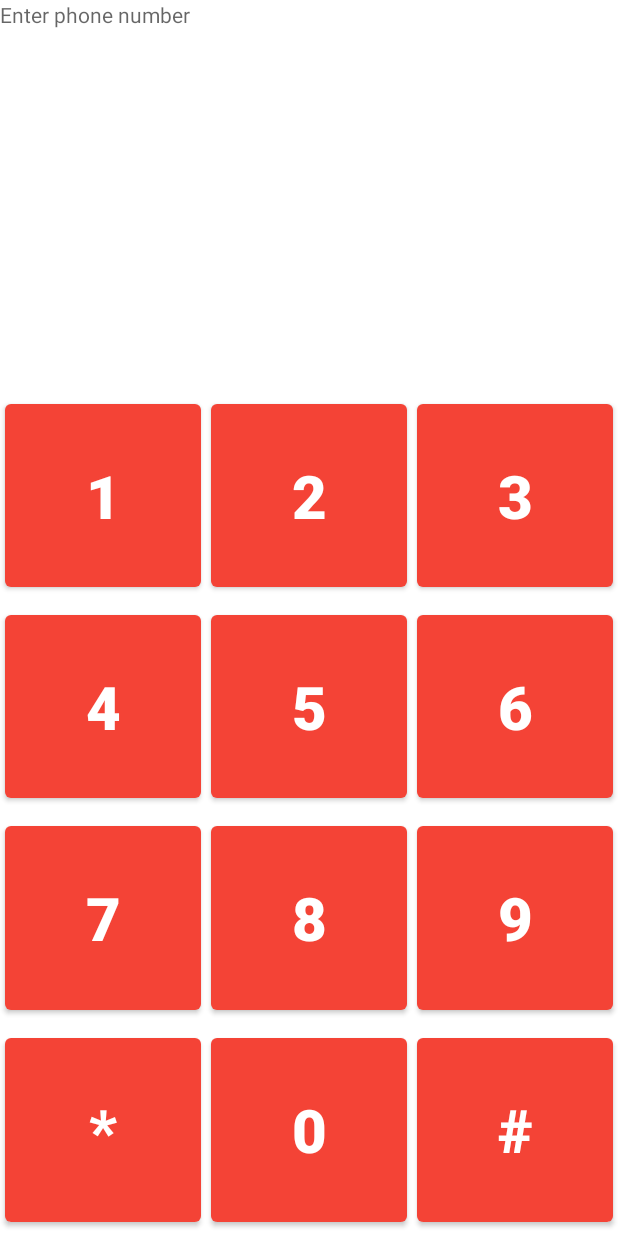
After one commit to deepshikha-coder/BlindApp, an Android app: the layout fragment_dialer.xml on its own in the app's theme, with its tools: preview values and no code run, on a phone screen of 412 x 824 dp. The commit adds this screen. Run offline under Robolectric (Android 15) with nearby library versions, the phone set to English and light mode, and no system bars.

Commit message:
phone activity added and all the layout required for it are completed

```diff
--- /dev/null
+++ b/app/src/main/java/deepshikha/jangidyahoo/finalyearproject/Phone.java
@@ -0,0 +1,50 @@
+package deepshikha.jangidyahoo.finalyearproject;
+
+import androidx.appcompat.app.AppCompatActivity;
+import androidx.viewpager.widget.ViewPager;
+
+import android.graphics.Color;
+import android.os.Bundle;
+
+import com.google.android.material.tabs.TabLayout;
+
+import deepshikha.jangidyahoo.finalyearproject.Adapter.PhoneViewPagerAdapter;
+
+public class Phone extends AppCompatActivity {
+
+    TabLayout PhoneTabLayout;
+    ViewPager PhoneViewPager;
+    @Override
+    protected void onCreate(Bundle savedInstanceState) {
+        super.onCreate(savedInstanceState);
+        setContentView(R.layout.activity_phone);
+
+        PhoneTabLayout = findViewById(R.id.PhoneTabLayout);
+        PhoneViewPager= findViewById(R.id.PhoneViewPager);
+
+        PhoneTabLayout.addTab(PhoneTabLayout.newTab().setText("Phone"));
+        PhoneTabLayout.addTab(PhoneTabLayout.newTab().setText("Call Log"));
+        PhoneTabLayout.setTabGravity(TabLayout.GRAVITY_FILL);
+        PhoneTabLayout.setBackgroundColor(Color.GRAY);
+        PhoneTabLayout.setTabTextColors(Color.RED, Color.BLACK);
+
+        final PhoneViewPagerAdapter adapter = new PhoneViewPagerAdapter(this,getSupportFragmentManager(), PhoneTabLayout.getTabCount());
+        PhoneViewPager.setAdapter(adapter);
+        PhoneViewPager.addOnPageChangeListener(new TabLayout.TabLayoutOnPageChangeListener(PhoneTabLayout));
+
+        PhoneTabLayout.addOnTabSelectedListener(new TabLayout.OnTabSelectedListener() {
+            @Override
+            public void onTabSelected(TabLayout.Tab tab) {
+                PhoneViewPager.setCurrentItem(tab.getPosition());
+            }
+            @Override
+            public void onTabUnselected(TabLayout.Tab tab) {
+
+            }
+            @Override
+            public void onTabReselected(TabLayout.Tab tab) {
+
+            }
+        });
+    }
+}
--- /dev/null
+++ b/app/src/main/res/layout/activity_phone.xml
@@ -0,0 +1,18 @@
+<?xml version="1.0" encoding="utf-8"?>
+<androidx.constraintlayout.widget.ConstraintLayout xmlns:android="http://schemas.android.com/apk/res/android"
+    xmlns:app="http://schemas.android.com/apk/res-auto"
+    xmlns:tools="http://schemas.android.com/tools"
+    android:layout_width="match_parent"
+    android:layout_height="match_parent"
+    tools:context=".Phone">
+    <androidx.viewpager.widget.ViewPager
+        android:id="@+id/PhoneViewPager"
+        android:layout_width="match_parent"
+        android:layout_height="match_parent">
+        <com.google.android.material.tabs.TabLayout
+            android:id="@+id/PhoneTabLayout"
+            android:layout_width="match_parent"
+            android:layout_height="wrap_content"/>
+    </androidx.viewpager.widget.ViewPager>
+
+</androidx.constraintlayout.widget.ConstraintLayout>
--- /dev/null
+++ b/app/src/main/res/layout/dialler_layout.xml
@@ -0,0 +1,6 @@
+<?xml version="1.0" encoding="utf-8"?>
+<androidx.constraintlayout.widget.ConstraintLayout xmlns:android="http://schemas.android.com/apk/res/android"
+    android:layout_width="match_parent"
+    android:layout_height="match_parent">
+
+</androidx.constraintlayout.widget.ConstraintLayout>
--- /dev/null
+++ b/app/src/main/res/layout/fragment_dialer.xml
@@ -0,0 +1,217 @@
+<?xml version="1.0" encoding="utf-8"?>
+<FrameLayout xmlns:android="http://schemas.android.com/apk/res/android"
+    xmlns:tools="http://schemas.android.com/tools"
+    android:layout_width="match_parent"
+    android:layout_height="match_parent"
+    android:gravity="center"
+    android:orientation="vertical"
+    tools:context=".dialer_fragment">
+
+    <LinearLayout
+        android:layout_width="match_parent"
+        android:layout_height="match_parent"
+        android:gravity="bottom"
+        android:orientation="vertical">
+
+        <LinearLayout
+            android:id="@+id/firstLayout"
+            android:layout_width="match_parent"
+            android:layout_height="wrap_content"
+            android:orientation="horizontal"
+            android:layout_weight="4">
+
+            <TextView
+                android:id="@+id/dialPhoneNumber"
+                android:layout_width="wrap_content"
+                android:layout_height="match_parent"
+                android:layout_weight="1"
+                android:hint="Enter phone number"
+                android:inputType="number"/>
+
+        </LinearLayout>
+
+        <LinearLayout
+            android:id="@+id/secondLayout"
+            android:layout_width="match_parent"
+            android:layout_height="wrap_content"
+            android:orientation="horizontal"
+            android:visibility="visible"
+            android:layout_weight="1">
+
+            <Button
+                android:id="@+id/ButtonOne"
+                android:layout_width="match_parent"
+                android:layout_height="match_parent"
+                android:layout_weight="1"
+                android:text="@string/one"
+                android:textColor="@color/TextIcon"
+                android:textStyle="bold"
+                android:textSize="40sp"
+                android:onClick="btnClicked"
+                android:layout_margin="3dp"/>
+
+            <Button
+                android:id="@+id/ButtonTwo"
+                android:layout_width="match_parent"
+                android:layout_height="match_parent"
+                android:layout_weight="1"
+                android:text="@string/two"
+                android:textColor="@color/TextIcon"
+                android:textStyle="bold"
+                android:textSize="40sp"
+                android:onClick="btnClicked"
+                android:layout_margin="3dp"/>
+
+            <Button
+                android:id="@+id/ButtonThree"
+                android:layout_width="match_parent"
+                android:layout_height="match_parent"
+                android:layout_weight="1"
+                android:text="@string/three"
+                android:textColor="@color/TextIcon"
+                android:textStyle="bold"
+                android:textSize="40sp"
+                android:onClick="btnClicked"
+                android:layout_margin="3dp"/>
+        </LinearLayout>
+
+        <LinearLayout
+            android:id="@+id/thirdLayout"
+            android:layout_width="match_parent"
+            android:layout_height="wrap_content"
+            android:orientation="horizontal"
+            android:visibility="visible"
+            android:layout_weight="1">
+
+            <Button
+                android:id="@+id/ButtonFour"
+                android:layout_width="wrap_content"
+                android:layout_height="match_parent"
+                android:layout_weight="1"
+                android:text="@string/four"
+                android:textColor="@color/TextIcon"
+                android:textStyle="bold"
+                android:textSize="40sp"
+                android:onClick="btnClicked"
+                android:layout_margin="3dp"/>
+
+            <Button
+                android:id="@+id/ButtonFive"
+                android:layout_width="wrap_content"
+                android:layout_height="match_parent"
+                android:layout_weight="1"
+                android:text="@string/five"
+                android:textColor="@color/TextIcon"
+                android:textStyle="bold"
+                android:textSize="40sp"
+                android:onClick="btnClicked"
+                android:layout_margin="3dp"/>
+
+            <Button
+                android:id="@+id/ButtonSix"
+                android:layout_width="wrap_content"
+                android:layout_height="match_parent"
+                android:layout_weight="1"
+                android:text="@string/six"
+                android:textColor="@color/TextIcon"
+                android:textStyle="bold"
+                android:textSize="40sp"
+                android:onClick="btnClicked"
+                android:layout_margin="3dp"/>
+        </LinearLayout>
+
+        <LinearLayout
+            android:id="@+id/fourthLayout"
+            android:layout_width="match_parent"
+            android:layout_height="wrap_content"
+            android:orientation="horizontal"
+            android:visibility="visible"
+            android:layout_weight="1">
+
+            <Button
+                android:id="@+id/ButtonSeven"
+                android:layout_width="wrap_content"
+                android:layout_height="match_parent"
+                android:layout_weight="1"
+                android:text="@string/seven"
+                android:textColor="@color/TextIcon"
+                android:textStyle="bold"
+                android:textSize="40sp"
+                android:onClick="btnClicked"
+                android:layout_margin="3dp"/>
+
+            <Button
+                android:id="@+id/ButtonEight"
+                android:layout_width="wrap_content"
+                android:layout_height="match_parent"
+                android:layout_weight="1"
+                android:text="@string/eight"
+                android:textColor="@color/TextIcon"
+                android:textStyle="bold"
+                android:textSize="40sp"
+                android:onClick="btnClicked"
+                android:layout_margin="3dp"/>
+
+            <Button
+                android:id="@+id/ButtonNine"
+                android:layout_width="wrap_content"
+                android:layout_height="match_parent"
+                android:layout_weight="1"
+                android:text="@string/nine"
+                android:textColor="@color/TextIcon"
+                android:textStyle="bold"
+                android:textSize="40sp"
+                android:onClick="btnClicked"
+                android:layout_margin="3dp"/>
+
+        </LinearLayout>
+
+        <LinearLayout
+            android:id="@+id/fifthLayout"
+            android:layout_width="match_parent"
+            android:layout_height="wrap_content"
+            android:orientation="horizontal"
+            android:visibility="visible"
+            android:layout_weight="1">
+
+            <Button
+                android:id="@+id/ButtonStar"
+                android:layout_width="wrap_content"
+                android:layout_height="match_parent"
+                android:layout_weight="1"
+                android:text="@string/star"
+                android:textColor="@color/TextIcon"
+                android:textStyle="bold"
+                android:textSize="40sp"
+                android:onClick="btnClicked"
+                android:layout_margin="3dp"/>
+
+            <Button
+                android:id="@+id/ButtonZero"
+                android:layout_width="wrap_content"
+                android:layout_height="match_parent"
+                android:layout_weight="1"
+                android:text="@string/zero"
+                android:textColor="@color/TextIcon"
+                android:textStyle="bold"
+                android:textSize="40sp"
+                android:onClick="btnClicked"
+                android:layout_margin="3dp"/>
+
+            <Button
+                android:id="@+id/ButtonHash"
+                android:layout_width="wrap_content"
+                android:layout_height="match_parent"
+                android:layout_weight="1"
+                android:text="@string/hash"
+                android:textColor="@color/TextIcon"
+                android:textStyle="bold"
+                android:textSize="40sp"
+                android:onClick="btnClicked"
+                android:layout_margin="3dp"/>
+
+        </LinearLayout>
+
+    </LinearLayout>
+
+</FrameLayout>
--- a/app/src/main/res/values/strings.xml
+++ b/app/src/main/res/values/strings.xml
@@ -3,4 +3,17 @@
     <string name="message_layout">Message Layout</string>
     <!-- TODO: Remove or change this placeholder text -->
     <string name="hello_blank_fragment">Hello blank fragment</string>
+
+    <string name="one">1</string>
+    <string name="two">2</string>
+    <string name="three">3</string>
+    <string name="four">4</string>
+    <string name="five">5</string>
+    <string name="six">6</string>
+    <string name="seven">7</string>
+    <string name="eight">8</string>
+    <string name="nine">9</string>
+    <string name="zero">0</string>
+    <string name="star">*</string>
+    <string name="hash">#</string>
 </resources>
```
Also changed, not shown: app/src/main/AndroidManifest.xml (+9 -4 lines).
